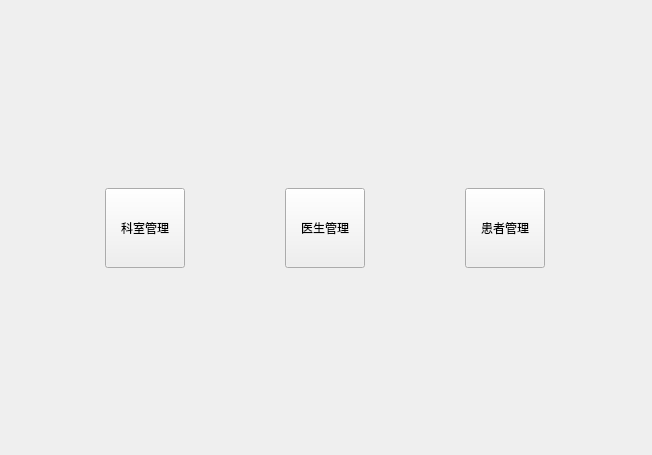
First picture: the form in welcomeview.ui, repository ygzuxts/dazuoye, before the edit.
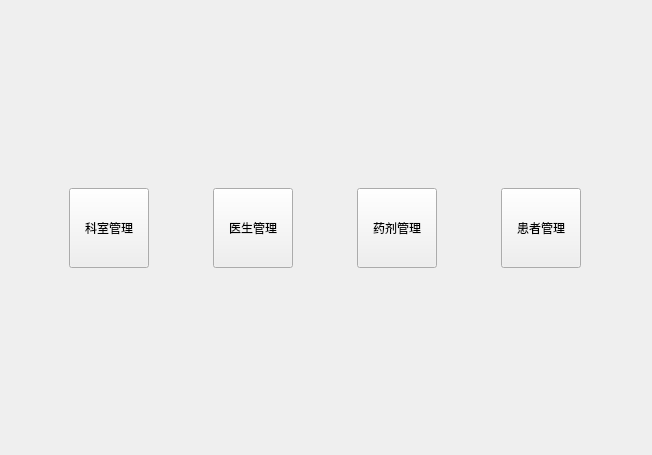
Second picture: the form after the edit.

```diff
--- a/welcomeview.ui
+++ b/welcomeview.ui
@@ -29,25 +29,6 @@
    </item>
    <item>
     <layout class="QHBoxLayout" name="horizontalLayout">
-     <item>
-      <widget class="QPushButton" name="btDoctor">
-       <property name="minimumSize">
-        <size>
-         <width>80</width>
-         <height>80</height>
-        </size>
-       </property>
-       <property name="maximumSize">
-        <size>
-         <width>80</width>
-         <height>80</height>
-        </size>
-       </property>
-       <property name="text">
-        <string>科室管理</string>
-       </property>
-      </widget>
-     </item>
      <item>
       <widget class="QPushButton" name="btDepartment">
        <property name="minimumSize">
@@ -59,6 +40,25 @@
        <property name="maximumSize">
         <size>
          <width>80</width>
+         <height>80</height>
+        </size>
+       </property>
+       <property name="text">
+        <string>科室管理</string>
+       </property>
+      </widget>
+     </item>
+     <item>
+      <widget class="QPushButton" name="btDoctor">
+       <property name="minimumSize">
+        <size>
+         <width>80</width>
+         <height>80</height>
+        </size>
+       </property>
+       <property name="maximumSize">
+        <size>
+         <width>80</width>
          <height>16777215</height>
         </size>
        </property>
@@ -67,6 +67,25 @@
        </property>
       </widget>
      </item>
+     <item>
+      <widget class="QPushButton" name="btMedicine">
+       <property name="minimumSize">
+        <size>
+         <width>80</width>
+         <height>80</height>
+        </size>
+       </property>
+       <property name="maximumSize">
+        <size>
+         <width>80</width>
+         <height>16777215</height>
+        </size>
+       </property>
+       <property name="text">
+        <string>药剂管理</string>
+       </property>
+      </widget>
+     </item>
      <item>
       <widget class="QPushButton" name="btPatient">
        <property name="minimumSize">
```
